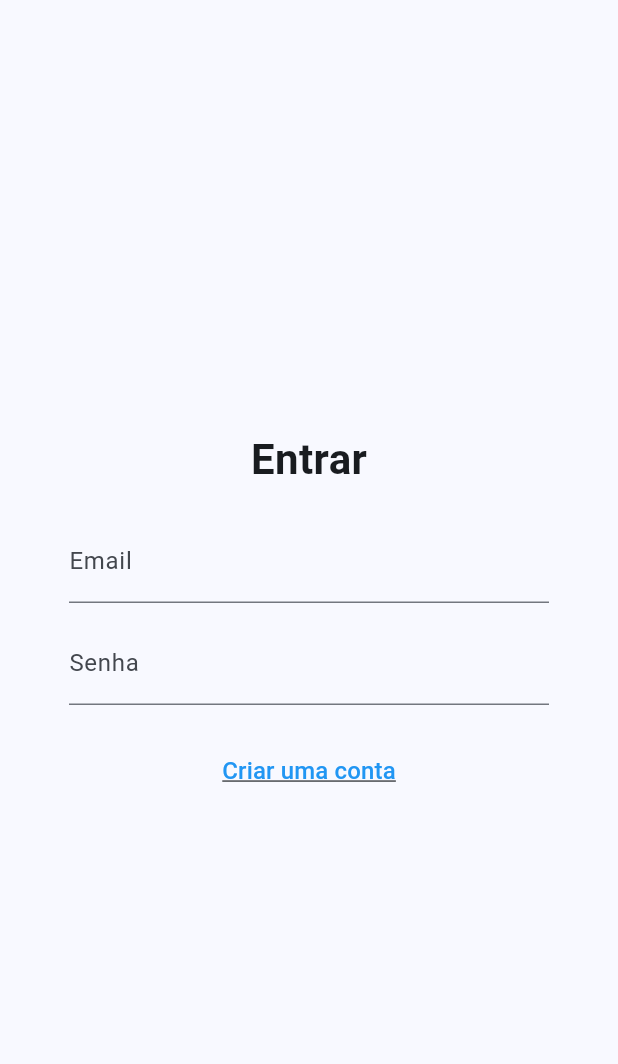
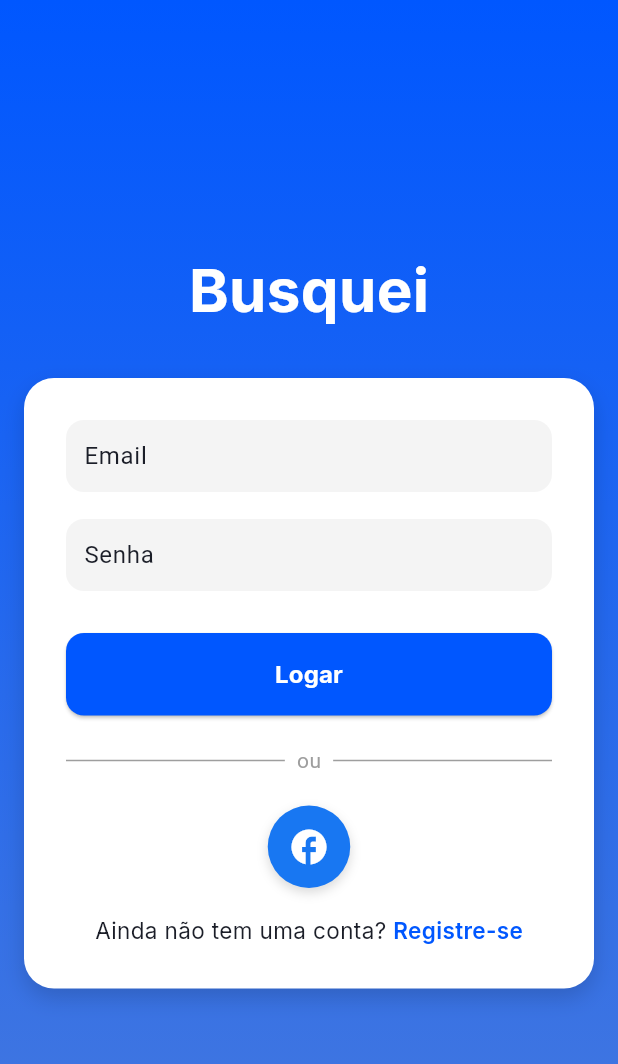
Before and after one commit to CHECKHUB-BRAZIL/buskei-frontend-flutter, a Flutter app: the screen it shows after launch, on a phone screen of 412 x 824 dp. Shown: the top 1064 px of the screen. Run offline on Flutter 3.47's test engine with Material 3 defaults, Android fonts, the light colour scheme and no system bars; our stand-ins replace google_fonts, shared_preferences.

Commit message:
style: style login page

```diff
--- a/lib/pages/login_page.dart
+++ b/lib/pages/login_page.dart
@@ -1,12 +1,11 @@
 import 'package:flutter/material.dart';
+import 'package:google_fonts/google_fonts.dart';
 
 class LoginPage extends StatefulWidget {
   @override
   _LoginPageState createState() => _LoginPageState();
 }
-
 class _LoginPageState extends State<LoginPage> {
-
   final emailController = TextEditingController();
   final senhaController = TextEditingController();
 
@@ -20,51 +19,187 @@ class _LoginPageState extends State<LoginPage> {
   @override
   Widget build(BuildContext context) {
     return Scaffold(
-      body: Center(
-        child: SizedBox(
-          width: 320,
+      body: Container(
+        decoration: BoxDecoration(
+          gradient: LinearGradient(
+            begin: Alignment.topCenter,
+            end: Alignment.bottomCenter,
+            colors: [
+              Color(0xFF0057FF),
+              Color.fromARGB(255, 71, 121, 221),
+            ],
+          ),
+        ),
+
+        child: Center(
+          child: SingleChildScrollView(
             child: Column(
+              children: [
+                Text(
+                  "Busquei",
+                  style: GoogleFonts.inter(
+                    fontSize: 40,
+                    fontWeight: FontWeight.bold,
+                    color: Colors.white,
+                  ),
+                ),
+
+                const SizedBox(height: 30),
+
+                Container(
+                  width: 380,
+                  padding: EdgeInsets.all(28),
+                  decoration: BoxDecoration(
+                    color: Colors.white,
+                    borderRadius: BorderRadius.circular(20),
+                    boxShadow: [
+                      BoxShadow(
+                        color: Colors.black.withValues(alpha: 0.15),
+                        offset: Offset(0, 6),
+                        blurRadius: 12,
+                      )
+                    ],
+                  ),
+
+                  child: Column(
+                    crossAxisAlignment: CrossAxisAlignment.stretch,
+                    children: [
+                      // EMAIL
+                      Container(
+                        padding: EdgeInsets.symmetric(horizontal: 12),
+                        decoration: BoxDecoration(
+                          color: Color(0xFFF4F4F4),
+                          borderRadius: BorderRadius.circular(12),
+                        ),
+                        child: TextField(
+                          controller: emailController,
+                          decoration: InputDecoration(
+                            hintText: "Email",
+                            border: InputBorder.none,
+                            hintStyle: TextStyle(color: Color(0xFF1B1E28)),
+                          ),
+                        ),
+                      ),
+
+                      const SizedBox(height: 18),
+
+                      Container(
+                        padding: EdgeInsets.symmetric(horizontal: 12),
+                        decoration: BoxDecoration(
+                          color: Color(0xFFF4F4F4),
+                          borderRadius: BorderRadius.circular(12),
+                        ),
+                        child: TextField(
+                          controller: senhaController,
+                          obscureText: true,
+                          decoration: InputDecoration(
+                            hintText: "Senha",
+                            border: InputBorder.none,
+                            hintStyle: TextStyle(color: Color(0xFF1B1E28)),
+                          ),
+                        ),
+                      ),
+
+                      const SizedBox(height: 28),
+
+                      ElevatedButton(
+                        onPressed: () {},
+                        style: ElevatedButton.styleFrom(
+                          backgroundColor: Color(0xFF0057FF),
+                          foregroundColor: Colors.white,
+                          padding: EdgeInsets.symmetric(vertical: 16),
+                          shape: RoundedRectangleBorder(
+                            borderRadius: BorderRadius.circular(12),
+                          ),
+                        ),
+                        child: Text(
+                          "Logar",
+                          style: GoogleFonts.inter(
+                            fontSize: 16,
+                            fontWeight: FontWeight.w700,
+                          ),
+                        ),
+                      ),
+
+                      const SizedBox(height: 20),
+
+                      Row(
+                        children: [
+                          Expanded(child: Divider(color: Colors.grey)),
+                          Padding(
+                            padding: const EdgeInsets.symmetric(horizontal: 8),
+                            child: Text("ou",
+                                style: TextStyle(color: Colors.grey)),
+                          ),
+                          Expanded(child: Divider(color: Colors.grey)),
+                        ],
+                      ),
+
+                      const SizedBox(height: 20),
+
+                      Row(
+                        mainAxisAlignment: MainAxisAlignment.center,
+                        children: [
+                          GestureDetector(
+                            onTap: () {
+                            },
+                            child: Container(
+                              width: 55,
+                              height: 55,
+                              decoration: BoxDecoration(
+                                shape: BoxShape.circle,
+                                color: Color(0xFF1877F2),
+                                boxShadow: [
+                                  BoxShadow(
+                                    color: Colors.black.withValues(alpha: 0.15),
+                                    blurRadius: 6,
+                                    offset: Offset(0, 3),
+                                  )
+                                ],
+                              ),
+                              child: Center(
+                                child: Icon(Icons.facebook, size: 28, color: Colors.white),
+                              ),
+                            ),
+                          ),
+                        ],
+                      ),
+
+                      const SizedBox(height: 18),
+
+                      Row(
                         mainAxisAlignment: MainAxisAlignment.center,
                         children: [
                           Text(
-                "Entrar",
-                style: TextStyle(
-                  fontSize: 28,
-                  fontWeight: FontWeight.bold,
+                            "Ainda não tem uma conta? ",
+                            style: GoogleFonts.inter(
+                              fontSize: 15,
+                              color: Color(0xFF1B1E28),
                             ),
                           ),
-              SizedBox(height: 20),
-
-              TextField(
-                controller: emailController,
-                decoration: InputDecoration(labelText: "Email"),
-              ),
-              SizedBox(height: 12),
-
-              TextField(
-                controller: senhaController,
-                obscureText: true,
-                decoration: InputDecoration(labelText: "Senha"),
-              ),
-              SizedBox(height: 20),
-
-              TextButton(
-                onPressed: () {
+                          GestureDetector(
+                            onTap: () {
                               Navigator.pushNamed(context, '/register');
                             },
                             child: Text(
-                  "Criar uma conta",
-                  style: TextStyle(
-                    fontSize: 16,
-                    color: Colors.blue,
-                    decoration: TextDecoration.underline,
+                              "Registre-se",
+                              style: GoogleFonts.inter(
+                                fontSize: 15,
+                                fontWeight: FontWeight.w600,
+                                color: Color(0xFF0057FF),
                               ),
+                            ),
+                          ),
+                        ],
+                      ),
+                    ],
                   ),
                 ),
               ],
             ),
           ),
         ),
+      ),
     );
   }
 }
--- a/pubspec.yaml
+++ b/pubspec.yaml
@@ -39,6 +39,8 @@ dependencies:
   # The following adds the Cupertino Icons font to your application.
   # Use with the CupertinoIcons class for iOS style icons.
   cupertino_icons: ^1.0.8
+
+  google_fonts: ^6.2.1
 
 dev_dependencies:
   flutter_test:
```
Also changed, not shown: pubspec.lock, 1 other file. Lines whose indentation alone changed are shown as unchanged.
